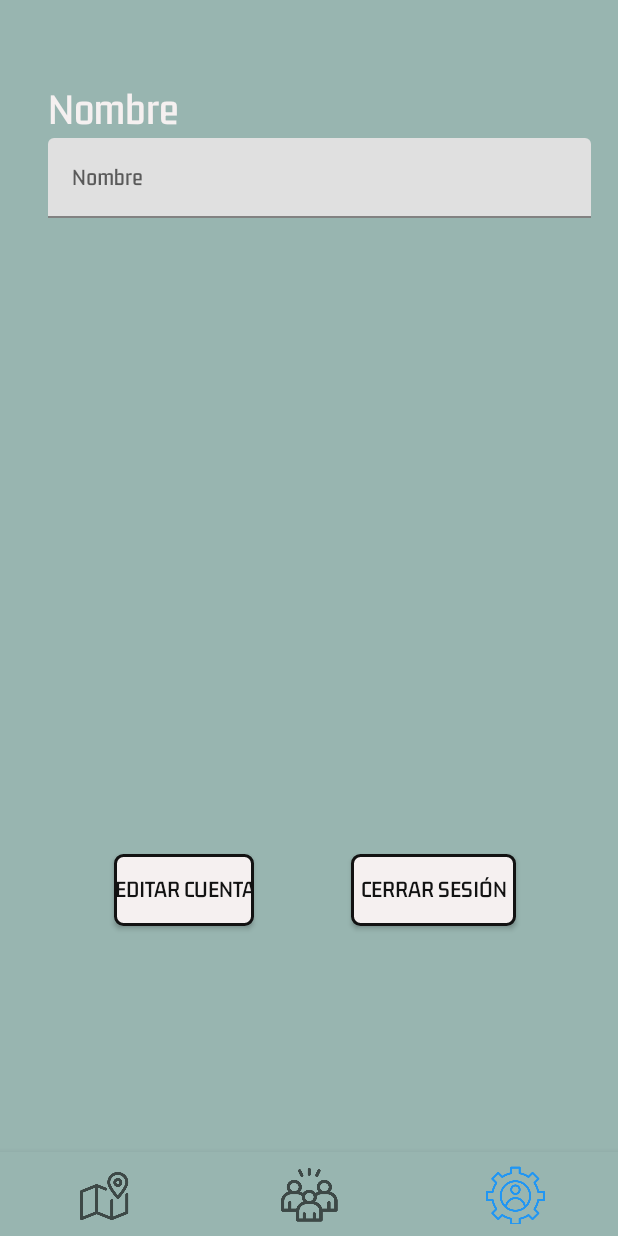
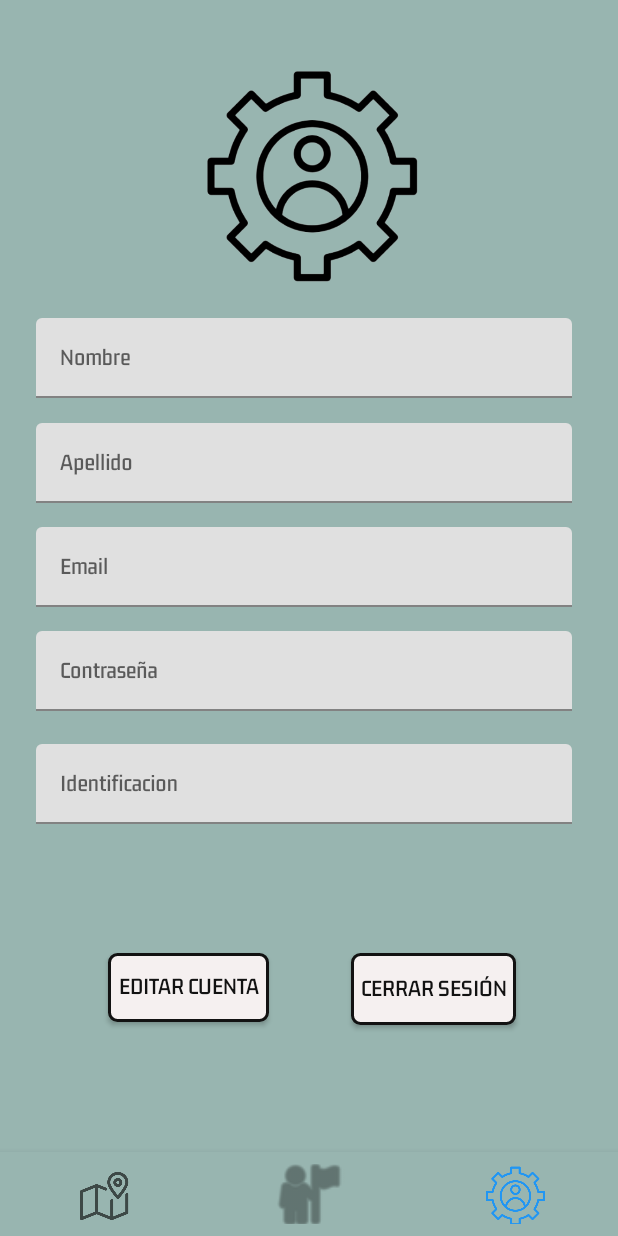
Before and after one commit to paez49/Taller3_CompuMovil, an Android app: the screen it shows after launch once a user with an empty profile is signed in (MainActivity), item 3 of the bottom bar chosen, on a phone screen of 412 x 824 dp. Run offline under Robolectric (Android 15) with nearby library versions, the light colour scheme and no system bars; our stand-ins replace Dagger/Hilt's generated code, Firebase (no records; nobody signed in at launch, a user with empty details on screens opened directly); 8 statements that could not run were skipped.

Commit message:
Empezando el punto 2

```diff
--- a/Taller_3_Movil/app/src/main/java/com/example/nuevo_parchaosr/activities/MainActivity.java
+++ b/Taller_3_Movil/app/src/main/java/com/example/nuevo_parchaosr/activities/MainActivity.java
@@ -11,6 +11,7 @@
 
 import com.example.nuevo_parchaosr.R;
 import com.example.nuevo_parchaosr.activities.acces.LoginActivity;
+import com.example.nuevo_parchaosr.activities.amigos.AmigosFragment;
 import com.example.nuevo_parchaosr.activities.map.MapaFragment;
 import com.example.nuevo_parchaosr.activities.user.UserFragment;
 import com.example.nuevo_parchaosr.databinding.MainLayoutBinding;
@@ -33,8 +34,8 @@
                 case R.id.mapa:
                     replaceFragment(new MapaFragment());
                     break;
-                case R.id.parches:
-
+                case R.id.amigos:
+                    replaceFragment(new AmigosFragment());
                     break;
                 case R.id.ajustes:
                     replaceFragment(new UserFragment());
--- a/Taller_3_Movil/app/src/main/res/layout/fragment_user.xml
+++ b/Taller_3_Movil/app/src/main/res/layout/fragment_user.xml
@@ -21,7 +21,7 @@
             android:id="@+id/CerrarCuenta"
             android:layout_width="110dp"
             android:layout_height="48dp"
-            android:layout_marginTop="104dp"
+            android:layout_marginTop="64dp"
             android:layout_marginEnd="68dp"
 
             android:background="@drawable/shape_rectangular_rounded_bg"
@@ -34,12 +34,12 @@
 
         <androidx.appcompat.widget.AppCompatButton
             android:id="@+id/EditarCuentaButton"
-            android:layout_width="wrap_content"
-            android:layout_height="wrap_content"
+            android:layout_width="107dp"
+            android:layout_height="46dp"
 
 
-            android:layout_marginStart="76dp"
-            android:layout_marginTop="104dp"
+            android:layout_marginStart="72dp"
+            android:layout_marginTop="64dp"
             android:background="@drawable/shape_rectangular_rounded_bg"
             android:gravity="center"
             android:text="@string/editar_cuenta"
@@ -50,10 +50,10 @@
 
         <LinearLayout
             android:id="@+id/linearLayout2"
-            android:layout_width="362dp"
-            android:layout_height="409dp"
-            android:layout_marginStart="32dp"
-            android:layout_marginTop="16dp"
+            android:layout_width="357dp"
+            android:layout_height="359dp"
+            android:layout_marginStart="24dp"
+            android:layout_marginTop="172dp"
             android:orientation="vertical"
             app:layout_constraintStart_toStartOf="parent"
             app:layout_constraintTop_toTopOf="parent">
@@ -63,24 +63,38 @@
                 android:layout_height="wrap_content"
                 android:orientation="vertical">
 
-                <TextView
-                    android:id="@+id/textView"
-                    android:layout_width="match_parent"
-                    android:layout_height="wrap_content"
-                    android:text="Nombre"
-                    android:textSize="30sp" />
+
             </LinearLayout>
 
             <LinearLayout
                 android:layout_width="match_parent"
-                android:layout_height="wrap_content"
+                android:layout_height="70dp"
                 android:orientation="vertical">
 
                 <com.google.android.material.textfield.TextInputLayout
-                    android:id="@+id/textField"
+                    android:id="@+id/nombreInput"
                     android:layout_width="match_parent"
                     android:layout_height="wrap_content"
                     android:hint="Nombre">
+
+                    <com.google.android.material.textfield.TextInputEditText
+                        android:layout_width="match_parent"
+                        android:layout_height="match_parent" />
+
+                </com.google.android.material.textfield.TextInputLayout>
+
+            </LinearLayout>
+
+            <LinearLayout
+                android:layout_width="match_parent"
+                android:layout_height="69dp"
+                android:orientation="vertical">
+
+                <com.google.android.material.textfield.TextInputLayout
+                    android:id="@+id/apellidoInput"
+                    android:layout_width="match_parent"
+                    android:layout_height="wrap_content"
+                    android:hint="Apellido">
 
                     <com.google.android.material.textfield.TextInputEditText
                         android:layout_width="match_parent"
@@ -91,9 +105,70 @@
 
             <LinearLayout
                 android:layout_width="match_parent"
-                android:layout_height="78dp"
-                android:orientation="vertical"></LinearLayout>
+                android:layout_height="69dp"
+                android:orientation="vertical">
+
+                <com.google.android.material.textfield.TextInputLayout
+                    android:id="@+id/emailInput"
+                    android:layout_width="match_parent"
+                    android:layout_height="wrap_content"
+                    android:hint="Email">
+
+                    <com.google.android.material.textfield.TextInputEditText
+                        android:layout_width="match_parent"
+                        android:layout_height="wrap_content" />
+
+                </com.google.android.material.textfield.TextInputLayout>
+            </LinearLayout>
+
+            <LinearLayout
+                android:layout_width="match_parent"
+                android:layout_height="75dp"
+                android:orientation="vertical">
+
+                <com.google.android.material.textfield.TextInputLayout
+                    android:id="@+id/contraseniaInput"
+                    android:layout_width="match_parent"
+                    android:layout_height="wrap_content"
+                    android:hint="Contraseña">
+
+                    <com.google.android.material.textfield.TextInputEditText
+                        android:layout_width="match_parent"
+                        android:layout_height="wrap_content" />
+
+                </com.google.android.material.textfield.TextInputLayout>
+            </LinearLayout>
+
+            <LinearLayout
+                android:layout_width="match_parent"
+                android:layout_height="60dp"
+                android:orientation="vertical">
+
+                <com.google.android.material.textfield.TextInputLayout
+                    android:id="@+id/identificacionInput"
+                    android:layout_width="match_parent"
+                    android:layout_height="wrap_content"
+                    android:hint="Identificacion">
+
+                    <com.google.android.material.textfield.TextInputEditText
+                        android:layout_width="match_parent"
+                        android:layout_height="wrap_content" />
+
+                </com.google.android.material.textfield.TextInputLayout>
+            </LinearLayout>
         </LinearLayout>
+
+        <ImageView
+            android:id="@+id/imageView"
+            android:layout_width="216dp"
+            android:layout_height="197dp"
+            android:layout_marginTop="4dp"
+            android:src="@drawable/image_account"
+            app:layout_constraintBottom_toTopOf="@+id/linearLayout2"
+            app:layout_constraintEnd_toEndOf="parent"
+            app:layout_constraintStart_toStartOf="parent"
+            app:layout_constraintTop_toTopOf="parent"
+            app:layout_constraintVertical_bias="1.0" />
 
 
     </androidx.constraintlayout.widget.ConstraintLayout>
--- a/Taller_3_Movil/app/src/main/res/menu/bottomnav.xml
+++ b/Taller_3_Movil/app/src/main/res/menu/bottomnav.xml
@@ -6,9 +6,9 @@
     android:title=""
     />
     <item
-        android:id="@+id/parches"
-        android:icon="@drawable/image_manage_parche"
-        android:title=""/>
+        android:id="@+id/amigos"
+        android:icon="@android:drawable/ic_menu_myplaces"
+        android:title="" />
     <item
         android:id="@+id/ajustes"
         android:icon="@drawable/image_account"
--- a/Taller_3_Movil/app/src/main/res/values/strings.xml
+++ b/Taller_3_Movil/app/src/main/res/values/strings.xml
@@ -29,4 +29,6 @@
     <string name="snackBar_dismiss_label">error</string>
     <string name="identificaicon">Identificación</string>
     <string name="apellido">Apellido</string>
+    <!-- TODO: Remove or change this placeholder text -->
+    <string name="hello_blank_fragment">Hello blank fragment</string>
 </resources>
```
Also changed, not shown: Taller_3_Movil/app/src/main/java/com/example/nuevo_parchaosr/activities/amigos/AmigosFragment.kt (added, +60 -0 lines), Taller_3_Movil/app/src/main/res/layout/fragment_amigos_fragment.xml (added, +49 -0 lines).
